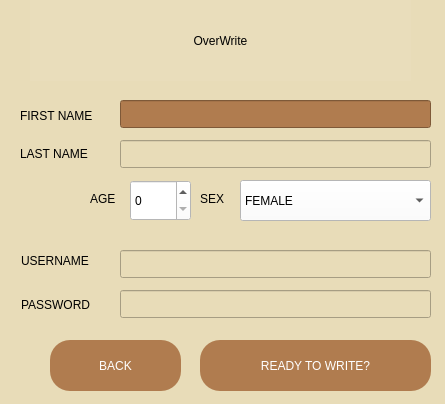
First picture: the form in DIARY/signup.ui, repository lainy07/diary-by-SD-for-SD, before the edit.
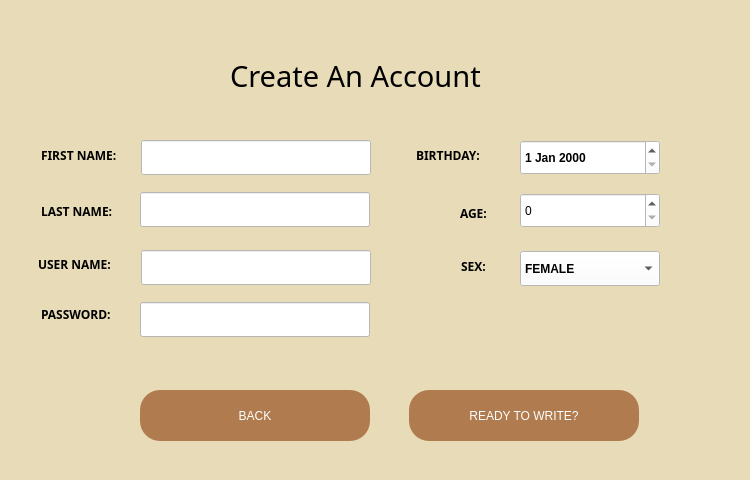
Second picture: the form after the edit.

The edit to the form file:
```diff
--- a/DIARY/signup.ui
+++ b/DIARY/signup.ui
@@ -6,8 +6,8 @@
    <rect>
     <x>0</x>
     <y>0</y>
-    <width>445</width>
-    <height>404</height>
+    <width>750</width>
+    <height>480</height>
    </rect>
   </property>
   <property name="windowTitle">
@@ -17,139 +17,59 @@
    <string notr="true">BACkGROUND-COLOR:rgb(232, 220, 184)
 </string>
   </property>
-  <widget class="QWidget" name="">
-   <property name="geometry">
-    <rect>
-     <x>20</x>
-     <y>100</y>
-     <width>93</width>
-     <height>70</height>
-    </rect>
-   </property>
-   <layout class="QVBoxLayout" name="verticalLayout">
-    <item>
-     <widget class="QLabel" name="label">
-      <property name="styleSheet">
-       <string notr="true">COLOR:rgb(0, 0, 0);
-font: 700 9pt &quot;SansSerif&quot;;</string>
-      </property>
-      <property name="text">
-       <string>FIRST NAME</string>
-      </property>
-     </widget>
-    </item>
-    <item>
-     <widget class="QLabel" name="label_2">
-      <property name="styleSheet">
-       <string notr="true">COLOR:rgb(0, 0, 0);
-font: 700 9pt &quot;SansSerif&quot;;</string>
-      </property>
-      <property name="text">
-       <string>LAST NAME</string>
-      </property>
-     </widget>
-    </item>
-   </layout>
-  </widget>
   <widget class="QLineEdit" name="lineEdit">
    <property name="geometry">
     <rect>
-     <x>120</x>
-     <y>100</y>
-     <width>311</width>
-     <height>28</height>
+     <x>141</x>
+     <y>140</y>
+     <width>230</width>
+     <height>35</height>
     </rect>
    </property>
    <property name="styleSheet">
-    <string notr="true">background-color: #B07C4F;
-font: 10pt &quot;SansSerif&quot;;</string>
+    <string notr="true">
+background-color: rgb(255, 255, 255);
+font: 10pt &quot;SansSerif&quot;;
+color: rgb(0, 0, 0);</string>
    </property>
   </widget>
   <widget class="QLineEdit" name="lineEdit_2">
    <property name="geometry">
     <rect>
-     <x>120</x>
-     <y>140</y>
-     <width>311</width>
-     <height>28</height>
+     <x>140</x>
+     <y>192</y>
+     <width>230</width>
+     <height>35</height>
     </rect>
    </property>
    <property name="styleSheet">
-    <string notr="true">background-color: #B07C4F; color: rgb(255, 255, 255); font: 10pt &quot;SansSerif&quot;;</string>
-   </property>
-  </widget>
-  <widget class="QLabel" name="label_3">
-   <property name="geometry">
-    <rect>
-     <x>90</x>
-     <y>190</y>
-     <width>33</width>
-     <height>18</height>
-    </rect>
-   </property>
-   <property name="styleSheet">
-    <string notr="true">COLOR:rgb(0, 0, 0);
-font: 700 10pt &quot;SansSerif&quot;;</string>
-   </property>
-   <property name="text">
-    <string>AGE</string>
+    <string notr="true">
+background-color: rgb(255, 255, 255);
+font: 10pt &quot;SansSerif&quot;;
+color: rgb(0, 0, 0);</string>
    </property>
   </widget>
   <widget class="QSpinBox" name="spinBox">
    <property name="geometry">
     <rect>
-     <x>130</x>
-     <y>180</y>
-     <width>61</width>
-     <height>41</height>
+     <x>520</x>
+     <y>193</y>
+     <width>140</width>
+     <height>35</height>
     </rect>
    </property>
    <property name="styleSheet">
     <string notr="true">background-color:rgb(255, 255, 255);
 COLOR: BLACK;
-font:700 10pt &quot;SansSerif&quot;;</string>
-   </property>
-  </widget>
-  <widget class="QLabel" name="label_4">
-   <property name="geometry">
-    <rect>
-     <x>200</x>
-     <y>190</y>
-     <width>41</width>
-     <height>18</height>
-    </rect>
-   </property>
-   <property name="styleSheet">
-    <string notr="true">COLOR:rgb(0, 0, 0);
-font: 700 10pt &quot;SansSerif&quot;;</string>
-   </property>
-   <property name="text">
-    <string>SEX</string>
-   </property>
-  </widget>
-  <widget class="QLabel" name="label_7">
-   <property name="geometry">
-    <rect>
-     <x>21</x>
-     <y>295</y>
-     <width>98</width>
-     <height>20</height>
-    </rect>
-   </property>
-   <property name="styleSheet">
-    <string notr="true">COLOR:rgb(0, 0, 0);
-font: 700 10pt &quot;SansSerif&quot;;</string>
-   </property>
-   <property name="text">
-    <string>PASSWORD</string>
+font: 700 9pt &quot;Segoe UI&quot;;</string>
    </property>
   </widget>
   <widget class="QPushButton" name="pushButton">
    <property name="geometry">
     <rect>
-     <x>200</x>
-     <y>340</y>
-     <width>231</width>
+     <x>409</x>
+     <y>390</y>
+     <width>230</width>
      <height>51</height>
     </rect>
    </property>
@@ -163,34 +83,12 @@
     <string>READY TO WRITE?</string>
    </property>
   </widget>
-  <widget class="QLabel" name="label_5">
-   <property name="geometry">
-    <rect>
-     <x>30</x>
-     <y>0</y>
-     <width>381</width>
-     <height>81</height>
-    </rect>
-   </property>
-   <property name="styleSheet">
-    <string notr="true">
-font: 48pt &quot;Romantic&quot;;
-color: rgb(0, 0, 0);
-background-color: rgba(255, 255, 255, 10);</string>
-   </property>
-   <property name="text">
-    <string>OverWrite</string>
-   </property>
-   <property name="alignment">
-    <set>Qt::AlignCenter</set>
-   </property>
-  </widget>
   <widget class="QPushButton" name="pushButton_2">
    <property name="geometry">
     <rect>
-     <x>50</x>
-     <y>340</y>
-     <width>131</width>
+     <x>140</x>
+     <y>390</y>
+     <width>230</width>
      <height>51</height>
     </rect>
    </property>
@@ -207,27 +105,33 @@
   <widget class="QLineEdit" name="username">
    <property name="geometry">
     <rect>
-     <x>120</x>
+     <x>141</x>
      <y>250</y>
-     <width>311</width>
-     <height>28</height>
+     <width>230</width>
+     <height>35</height>
     </rect>
    </property>
    <property name="styleSheet">
-    <string notr="true">background-color: #B07C4F; color: rgb(255, 255, 255); font: 10pt &quot;SansSerif&quot;;</string>
+    <string notr="true">
+background-color: rgb(255, 255, 255);
+font: 10pt &quot;SansSerif&quot;;
+color: rgb(0, 0, 0);</string>
    </property>
   </widget>
   <widget class="QLineEdit" name="btnPassword">
    <property name="geometry">
     <rect>
-     <x>120</x>
-     <y>290</y>
-     <width>311</width>
-     <height>28</height>
+     <x>140</x>
+     <y>302</y>
+     <width>230</width>
+     <height>35</height>
     </rect>
    </property>
    <property name="styleSheet">
-    <string notr="true">background-color: #B07C4F; color: rgb(255, 255, 255); font: 10pt &quot;SansSerif&quot;;</string>
+    <string notr="true">
+background-color: rgb(255, 255, 255);
+font: 10pt &quot;SansSerif&quot;;
+color: rgb(0, 0, 0);</string>
    </property>
    <property name="text">
     <string/>
@@ -236,12 +140,20 @@
   <widget class="QComboBox" name="comboBox">
    <property name="geometry">
     <rect>
-     <x>240</x>
-     <y>180</y>
-     <width>191</width>
-     <height>41</height>
+     <x>520</x>
+     <y>251</y>
+     <width>140</width>
+     <height>35</height>
     </rect>
    </property>
+   <property name="font">
+    <font>
+     <family>Segoe UI</family>
+     <pointsize>9</pointsize>
+     <italic>false</italic>
+     <bold>true</bold>
+    </font>
+   </property>
    <property name="styleSheet">
     <string notr="true">background-color:rgb(255, 255, 255);
 COLOR: BLACK;
@@ -269,23 +181,233 @@
     </property>
    </item>
   </widget>
-  <widget class="QLabel" name="label_6">
+  <widget class="QLabel" name="label_5">
    <property name="geometry">
     <rect>
-     <x>21</x>
-     <y>251</y>
-     <width>95</width>
-     <height>20</height>
+     <x>230</x>
+     <y>50</y>
+     <width>341</width>
+     <height>51</height>
     </rect>
    </property>
+   <property name="font">
+    <font>
+     <family>Sans Serif Collection</family>
+     <pointsize>22</pointsize>
+    </font>
+   </property>
    <property name="styleSheet">
-    <string notr="true">COLOR:rgb(0, 0, 0);
-font: 700 10pt &quot;SansSerif&quot;;</string>
+    <string notr="true">color: rgb(0, 0, 0);</string>
    </property>
    <property name="text">
-    <string>USERNAME</string>
+    <string>Create An Account</string>
    </property>
   </widget>
+  <widget class="QLabel" name="label_8">
+   <property name="geometry">
+    <rect>
+     <x>41</x>
+     <y>289</y>
+     <width>101</width>
+     <height>51</height>
+    </rect>
+   </property>
+   <property name="font">
+    <font>
+     <family>Segoe UI Variable Text</family>
+     <pointsize>9</pointsize>
+     <bold>true</bold>
+    </font>
+   </property>
+   <property name="styleSheet">
+    <string notr="true">color: rgb(0, 0, 0);</string>
+   </property>
+   <property name="text">
+    <string>PASSWORD:</string>
+   </property>
+  </widget>
+  <widget class="QLabel" name="label_9">
+   <property name="geometry">
+    <rect>
+     <x>41</x>
+     <y>130</y>
+     <width>101</width>
+     <height>51</height>
+    </rect>
+   </property>
+   <property name="font">
+    <font>
+     <family>Segoe UI Variable Text</family>
+     <pointsize>9</pointsize>
+     <bold>true</bold>
+    </font>
+   </property>
+   <property name="styleSheet">
+    <string notr="true">color: rgb(0, 0, 0);</string>
+   </property>
+   <property name="text">
+    <string>FIRST NAME:</string>
+   </property>
+  </widget>
+  <widget class="QLabel" name="label_10">
+   <property name="geometry">
+    <rect>
+     <x>41</x>
+     <y>181</y>
+     <width>101</width>
+     <height>60</height>
+    </rect>
+   </property>
+   <property name="font">
+    <font>
+     <family>Segoe UI Variable Text</family>
+     <pointsize>9</pointsize>
+     <bold>true</bold>
+    </font>
+   </property>
+   <property name="styleSheet">
+    <string notr="true">color: rgb(0, 0, 0);</string>
+   </property>
+   <property name="text">
+    <string>LAST NAME:</string>
+   </property>
+  </widget>
+  <widget class="QLabel" name="label_11">
+   <property name="geometry">
+    <rect>
+     <x>38</x>
+     <y>239</y>
+     <width>101</width>
+     <height>51</height>
+    </rect>
+   </property>
+   <property name="font">
+    <font>
+     <family>Segoe UI Variable Text</family>
+     <pointsize>9</pointsize>
+     <bold>true</bold>
+    </font>
+   </property>
+   <property name="styleSheet">
+    <string notr="true">color: rgb(0, 0, 0);</string>
+   </property>
+   <property name="text">
+    <string>USER NAME:</string>
+   </property>
+  </widget>
+  <widget class="QLabel" name="label_12">
+   <property name="geometry">
+    <rect>
+     <x>460</x>
+     <y>188</y>
+     <width>40</width>
+     <height>50</height>
+    </rect>
+   </property>
+   <property name="font">
+    <font>
+     <family>Segoe UI Variable Text</family>
+     <pointsize>9</pointsize>
+     <bold>true</bold>
+    </font>
+   </property>
+   <property name="styleSheet">
+    <string notr="true">color: rgb(0, 0, 0);</string>
+   </property>
+   <property name="text">
+    <string>AGE:</string>
+   </property>
+  </widget>
+  <widget class="QLabel" name="label_13">
+   <property name="geometry">
+    <rect>
+     <x>461</x>
+     <y>241</y>
+     <width>31</width>
+     <height>51</height>
+    </rect>
+   </property>
+   <property name="font">
+    <font>
+     <family>Segoe UI Variable Text</family>
+     <pointsize>9</pointsize>
+     <bold>true</bold>
+    </font>
+   </property>
+   <property name="styleSheet">
+    <string notr="true">color: rgb(0, 0, 0);</string>
+   </property>
+   <property name="text">
+    <string>SEX:</string>
+   </property>
+  </widget>
+  <widget class="QDateEdit" name="dateEdit">
+   <property name="geometry">
+    <rect>
+     <x>520</x>
+     <y>140</y>
+     <width>140</width>
+     <height>35</height>
+    </rect>
+   </property>
+   <property name="font">
+    <font>
+     <family>Segoe UI</family>
+     <pointsize>9</pointsize>
+     <italic>false</italic>
+     <bold>true</bold>
+    </font>
+   </property>
+   <property name="acceptDrops">
+    <bool>false</bool>
+   </property>
+   <property name="styleSheet">
+    <string notr="true">background-color:rgb(255, 255, 255);
+COLOR: BLACK;
+font: 700 9pt &quot;Segoe UI&quot;;</string>
+   </property>
+  </widget>
+  <widget class="QLabel" name="label_14">
+   <property name="geometry">
+    <rect>
+     <x>416</x>
+     <y>130</y>
+     <width>91</width>
+     <height>51</height>
+    </rect>
+   </property>
+   <property name="font">
+    <font>
+     <family>Segoe UI Variable Text</family>
+     <pointsize>9</pointsize>
+     <bold>true</bold>
+    </font>
+   </property>
+   <property name="styleSheet">
+    <string notr="true">color: rgb(0, 0, 0);</string>
+   </property>
+   <property name="text">
+    <string>BIRTHDAY:</string>
+   </property>
+  </widget>
+  <zorder>label_14</zorder>
+  <zorder>label_12</zorder>
+  <zorder>label_13</zorder>
+  <zorder>label_8</zorder>
+  <zorder>label_11</zorder>
+  <zorder>label_9</zorder>
+  <zorder>label_10</zorder>
+  <zorder>layoutWidget</zorder>
+  <zorder>lineEdit</zorder>
+  <zorder>lineEdit_2</zorder>
+  <zorder>spinBox</zorder>
+  <zorder>pushButton</zorder>
+  <zorder>pushButton_2</zorder>
+  <zorder>username</zorder>
+  <zorder>btnPassword</zorder>
+  <zorder>comboBox</zorder>
+  <zorder>label_5</zorder>
+  <zorder>dateEdit</zorder>
  </widget>
  <resources/>
  <connections/>
```
Left out of the diff: 3 changed lines with no effect on the pictures.
